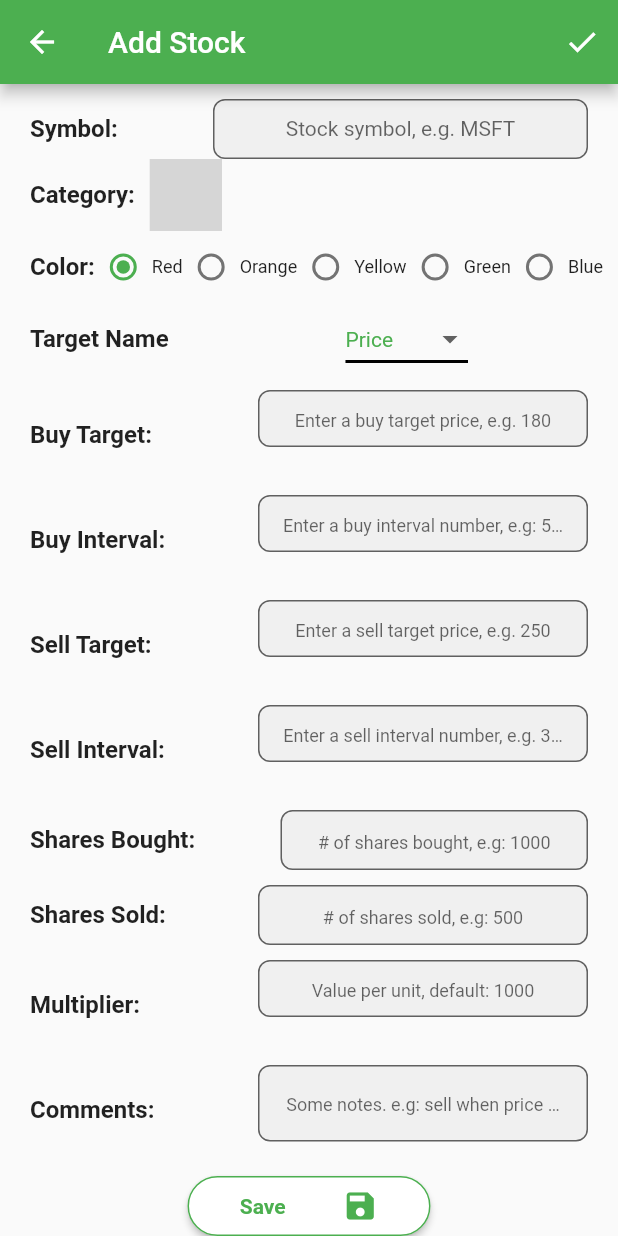
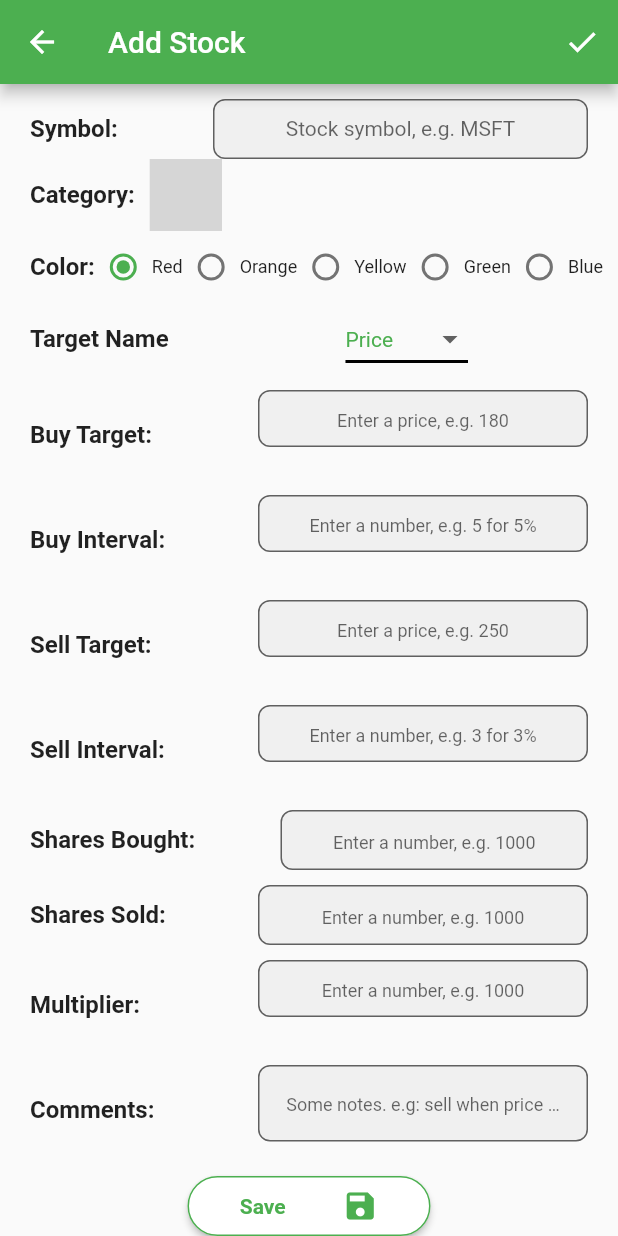
Before and after one commit to Bahaaib/stocks_monitor_app, a Flutter app: the screen it shows after launch, after a tap on the "add" icon, on a phone screen of 412 x 824 dp. Run offline on Flutter 3.47's test engine with Material 2 defaults, Android fonts, the phone set to English and light mode, and no system bars; our stand-ins replace connectivity, get_it, liquid_pull_to_refresh, moor, moor_flutter, progress_dialog and 1 more; missing offline and left inert: grouped_buttons; generated files the repository leaves out were written again; grey boxes are pictures that could not be loaded.

Commit message:
edited hints

```diff
--- a/lib/main.dart
+++ b/lib/main.dart
@@ -20,6 +20,7 @@ class MyApp extends StatelessWidget {
     GetIt.instance.registerSingleton<StocksBloc>(StocksBloc());
 
     return MaterialApp(
+      debugShowCheckedModeBanner: false,
       title: 'Stocks Monitor',
       theme: ThemeData(
         primarySwatch: Colors.green,
--- a/lib/stock_add_page/stock_add_page.dart
+++ b/lib/stock_add_page/stock_add_page.dart
@@ -423,7 +423,7 @@ class _StockAddPageState extends State<StockAddPage> {
                         decoration: InputDecoration(
                           helperText: ' ',
                           errorText: !_isValidBuyTarget ? _errorMessage : null,
-                          hintText: 'Enter a buy target price, e.g. 180',
+                          hintText: 'Enter a price, e.g. 180',
                           hintStyle: TextStyle(fontSize: 12.0),
                           border: OutlineInputBorder(
                             borderRadius: BorderRadius.circular(8.0),
@@ -472,7 +472,7 @@ class _StockAddPageState extends State<StockAddPage> {
                             helperText: ' ',
                             errorText:
                                 !_isValidBuyInterval ? _errorMessage : null,
-                            hintText: 'Enter a buy interval number, e.g: 5 for 5%',
+                            hintText: 'Enter a number, e.g. 5 for 5%',
                             hintStyle: TextStyle(fontSize: 12.0),
                             border: OutlineInputBorder(
                               borderRadius: BorderRadius.circular(8.0),
@@ -521,7 +521,7 @@ class _StockAddPageState extends State<StockAddPage> {
                             helperText: ' ',
                             errorText:
                                 !_isValidSellTarget ? _errorMessage : null,
-                            hintText: 'Enter a sell target price, e.g. 250',
+                            hintText: 'Enter a price, e.g. 250',
                             hintStyle: TextStyle(fontSize: 12.0),
                             border: OutlineInputBorder(
                               borderRadius: BorderRadius.circular(8.0),
@@ -570,7 +570,7 @@ class _StockAddPageState extends State<StockAddPage> {
                             helperText: ' ',
                             errorText:
                                 !_isValidSellInterval ? _errorMessage : null,
-                            hintText: 'Enter a sell interval number, e.g. 3 for 3%',
+                            hintText: 'Enter a number, e.g. 3 for 3%',
                             hintStyle: TextStyle(fontSize: 12.0),
                             border: OutlineInputBorder(
                               borderRadius: BorderRadius.circular(8.0),
@@ -617,7 +617,7 @@ class _StockAddPageState extends State<StockAddPage> {
                           textInputAction: TextInputAction.next,
                           keyboardType: TextInputType.number,
                           decoration: InputDecoration(
-                            hintText: '# of shares bought, e.g: 1000',
+                            hintText: 'Enter a number, e.g. 1000',
                             hintStyle: TextStyle(fontSize: 12.0),
                             border: OutlineInputBorder(
                               borderRadius: BorderRadius.circular(8.0),
@@ -657,7 +657,7 @@ class _StockAddPageState extends State<StockAddPage> {
                           textInputAction: TextInputAction.next,
                           keyboardType: TextInputType.number,
                           decoration: InputDecoration(
-                            hintText: '# of shares sold, e.g: 500',
+                            hintText: 'Enter a number, e.g. 1000',
                             hintStyle: TextStyle(fontSize: 12.0),
                             border: OutlineInputBorder(
                               borderRadius: BorderRadius.circular(8.0),
@@ -700,7 +700,7 @@ class _StockAddPageState extends State<StockAddPage> {
                             helperText: ' ',
                             errorText:
                                 !_isValidMultiplier ? _errorMessage : null,
-                            hintText: 'Value per unit, default: 1000',
+                            hintText: 'Enter a number, e.g. 1000',
                             hintStyle: TextStyle(fontSize: 12.0),
                             border: OutlineInputBorder(
                               borderRadius: BorderRadius.circular(8.0),
```
